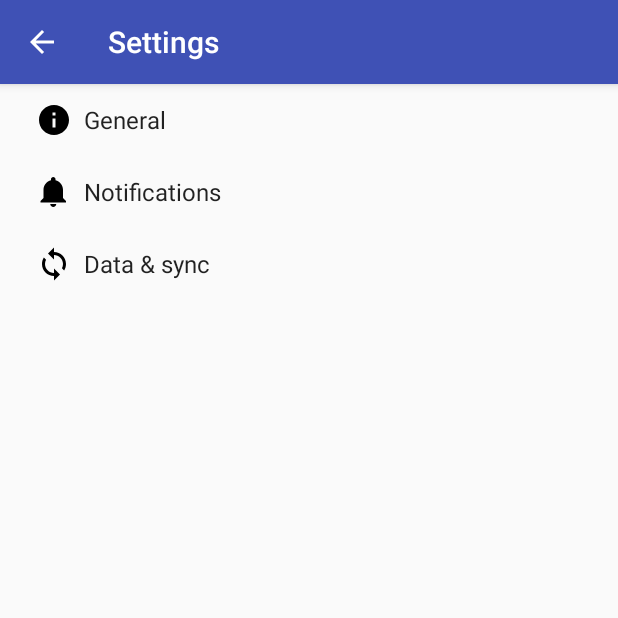
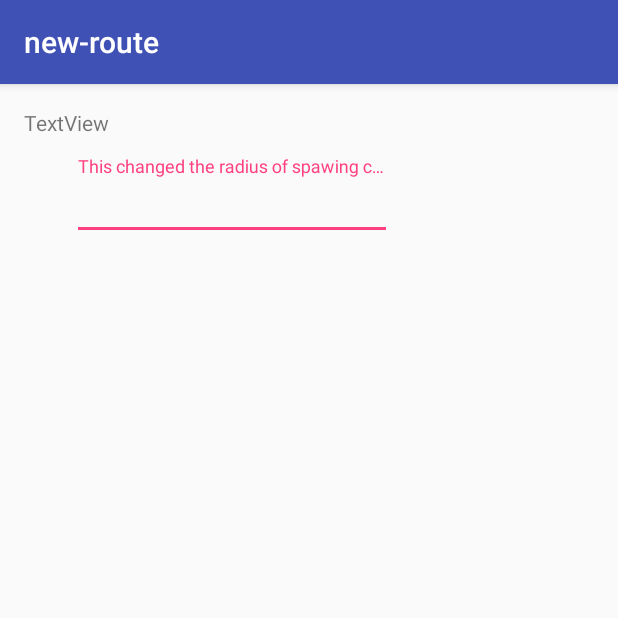
Before and after one commit to eilifjohansen/new-route, an Android app: the screen it shows after launch (SettingsActivity before the commit, SettingsListActivity after it), in the options menu, after a tap on "Statistics", on a phone screen of 412 x 824 dp, the top half of it. Run offline under Robolectric (Android 15) with nearby library versions, the phone set to English and light mode, and no system bars.

```diff
--- a/app/src/main/java/no/enkeloversikt/newroute/new_route/InformationActivity.java
+++ b/app/src/main/java/no/enkeloversikt/newroute/new_route/InformationActivity.java
@@ -48,13 +48,11 @@ public class InformationActivity extends AppCompatActivity {
 
         //noinspection SimplifiableIfStatement
         if (id == R.id.action_settings) {
-            Intent settingsActivity = new Intent(this, SettingsActivity.class);
-            settingsActivity.putExtra(AppCompatPreferenceActivity.EXTRA_SHOW_FRAGMENT, SettingsActivity.GeneralPreferenceFragment.class.getName());
-            settingsActivity.putExtra(AppCompatPreferenceActivity.EXTRA_NO_HEADERS, true);
+            Intent settingsActivity = new Intent(this, SettingsListActivity.class);
             startActivity(settingsActivity);
         }
         if (id == R.id.action_stats) {
-            Intent settingsActivity = new Intent(this, SettingsActivity.class);
+            Intent settingsActivity = new Intent(this, SettingsListActivity.class);
             startActivity(settingsActivity);
         }
 
--- /dev/null
+++ b/app/src/main/java/no/enkeloversikt/newroute/new_route/SettingsListActivity.java
@@ -0,0 +1,13 @@
+package no.enkeloversikt.newroute.new_route;
+
+import android.support.v7.app.AppCompatActivity;
+import android.os.Bundle;
+
+public class SettingsListActivity extends AppCompatActivity {
+
+    @Override
+    protected void onCreate(Bundle savedInstanceState) {
+        super.onCreate(savedInstanceState);
+        setContentView(R.layout.activity_settings_list);
+    }
+}
--- /dev/null
+++ b/app/src/main/res/layout/activity_settings_list.xml
@@ -0,0 +1,37 @@
+<?xml version="1.0" encoding="utf-8"?>
+<RelativeLayout xmlns:android="http://schemas.android.com/apk/res/android"
+    xmlns:tools="http://schemas.android.com/tools"
+    android:id="@+id/activity_settings_list"
+    android:layout_width="match_parent"
+    android:layout_height="match_parent"
+    android:paddingBottom="@dimen/activity_vertical_margin"
+    android:paddingLeft="@dimen/activity_horizontal_margin"
+    android:paddingRight="@dimen/activity_horizontal_margin"
+    android:paddingTop="@dimen/activity_vertical_margin"
+    tools:context="no.enkeloversikt.newroute.new_route.SettingsListActivity">
+
+    <TextView
+        android:text="TextView"
+        android:layout_width="match_parent"
+        android:layout_height="wrap_content"
+        android:id="@+id/textView2"
+        android:layout_alignParentTop="true"
+        android:layout_alignParentStart="true" />
+
+    <android.support.design.widget.TextInputLayout
+        android:layout_width="wrap_content"
+        android:layout_height="wrap_content"
+        android:layout_marginTop="32dp"
+        android:layout_marginLeft="32dp">
+
+        <EditText
+            android:layout_width="match_parent"
+            android:layout_height="wrap_content"
+            android:inputType="number"
+            android:ems="10"
+            android:id="@+id/radius_edit"
+            android:layout_below="@+id/textView2"
+            android:layout_alignParentStart="true"
+            android:hint="@string/edit_radius_sum"/>
+    </android.support.design.widget.TextInputLayout>
+</RelativeLayout>
```
Also changed, not shown: app/src/main/AndroidManifest.xml (+4 -3 lines), app/src/main/java/no/enkeloversikt/newroute/new_route/MapsActivity.java (+25 -4 lines).
